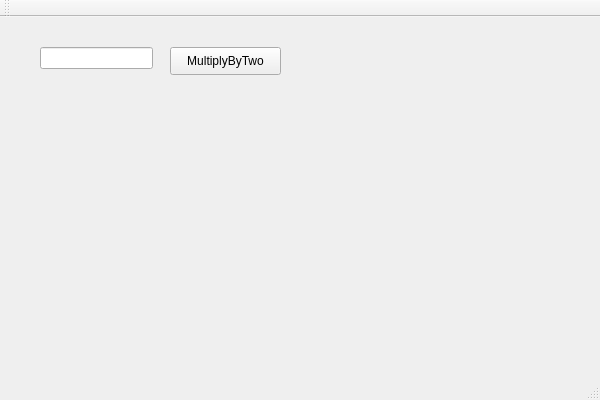
Qt form CppQtGuiStarter/source/CppQtGuiStarter.ui (nikhilmetrani/CppStarter) before a commit.
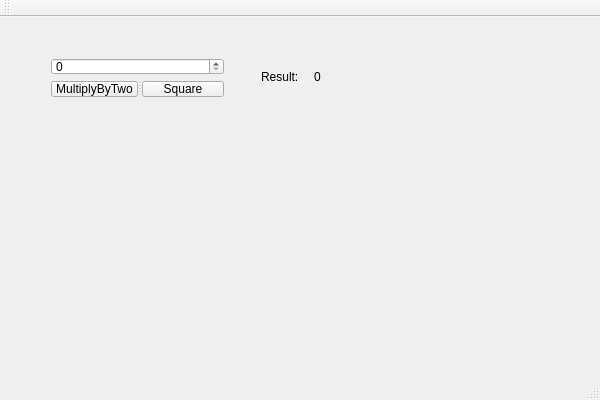
The same form after that commit.

Commit message: Implement UI demo

```diff
--- a/CppQtGuiStarter/source/CppQtGuiStarter.ui
+++ b/CppQtGuiStarter/source/CppQtGuiStarter.ui
@@ -14,27 +14,66 @@
    <string>CppQtGuiStarter</string>
   </property>
   <widget class="QWidget" name="centralWidget">
-   <widget class="QLineEdit" name="lineEdit">
+   <widget class="QWidget" name="layoutWidget">
     <property name="geometry">
      <rect>
       <x>40</x>
       <y>30</y>
-      <width>113</width>
-      <height>22</height>
+      <width>195</width>
+      <height>61</height>
      </rect>
     </property>
+    <layout class="QVBoxLayout" name="verticalLayout">
+     <item>
+      <layout class="QHBoxLayout" name="horizontalLayout">
+       <item>
+        <widget class="QSpinBox" name="spinBoxInput"/>
+       </item>
+      </layout>
+     </item>
+     <item>
+      <widget class="QSplitter" name="splitter">
+       <property name="orientation">
+        <enum>Qt::Horizontal</enum>
+       </property>
+       <widget class="QPushButton" name="pushButtonMultiplyByTwo">
+        <property name="text">
+         <string>MultiplyByTwo</string>
+        </property>
+       </widget>
+       <widget class="QPushButton" name="pushButtonSquare">
+        <property name="text">
+         <string>Square</string>
+        </property>
+       </widget>
+      </widget>
+     </item>
+    </layout>
    </widget>
-   <widget class="QPushButton" name="pushButtonMultiplyByTwo">
+   <widget class="QLabel" name="label">
     <property name="geometry">
      <rect>
-      <x>170</x>
-      <y>30</y>
+      <x>261</x>
+      <y>51</y>
+      <width>47</width>
+      <height>17</height>
+     </rect>
+    </property>
+    <property name="text">
+     <string>Result:</string>
+    </property>
+   </widget>
+   <widget class="QLabel" name="labelResult">
+    <property name="geometry">
+     <rect>
+      <x>314</x>
+      <y>51</y>
       <width>111</width>
-      <height>28</height>
+      <height>17</height>
      </rect>
     </property>
     <property name="text">
-     <string>MultiplyByTwo</string>
+     <string>0</string>
     </property>
    </widget>
   </widget>
```
Left out of the diff: 2 changed lines with no effect on the pictures. The commit also changes 3 other files.
